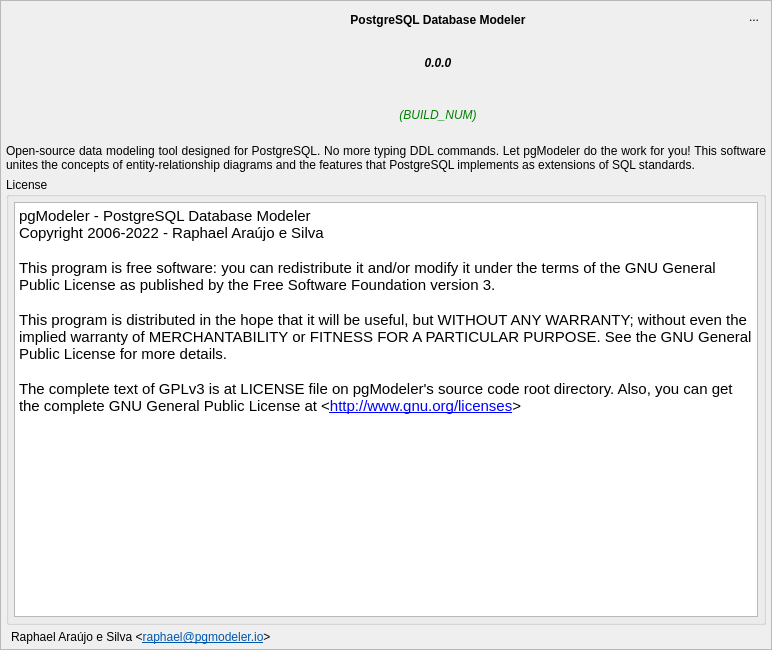
Qt form libs/libgui/ui/widgets/aboutwidget.ui (pgmodeler/pgmodeler) before a commit.
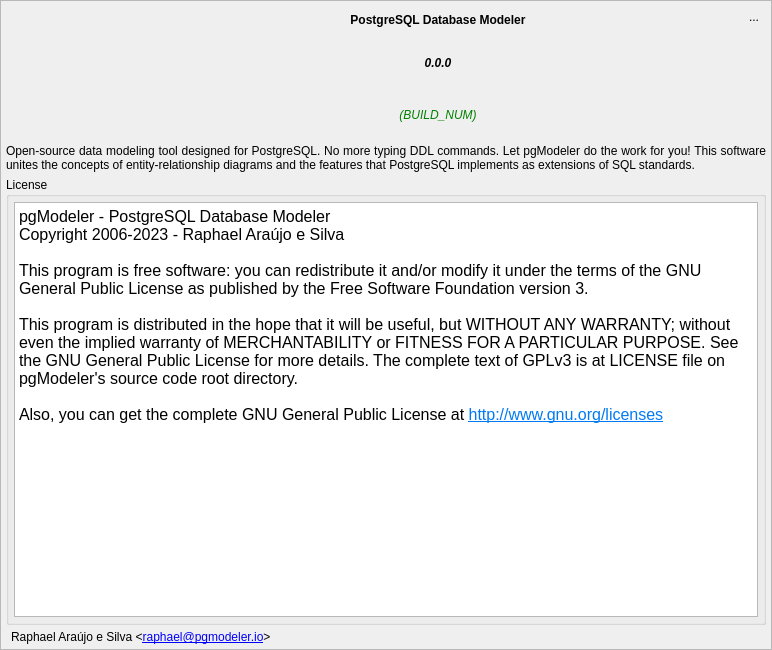
The same form after that commit. Icons and pictures are not drawn.

Commit message: Improving the visibility of some elements in QMenu and AboutWidget

What changed in the file:
```diff
--- a/libs/libgui/ui/widgets/aboutwidget.ui
+++ b/libs/libgui/ui/widgets/aboutwidget.ui
@@ -356,11 +356,11 @@
             <bool>true</bool>
            </property>
            <property name="html">
-            <string notr="true">&lt;!DOCTYPE HTML PUBLIC &quot;-//W3C//DTD HTML 4.0//EN&quot; &quot;http://www.w3.org/TR/REC-html40/strict.dtd&quot;&gt;
+            <string>&lt;!DOCTYPE HTML PUBLIC &quot;-//W3C//DTD HTML 4.0//EN&quot; &quot;http://www.w3.org/TR/REC-html40/strict.dtd&quot;&gt;
 &lt;html&gt;&lt;head&gt;&lt;meta name=&quot;qrichtext&quot; content=&quot;1&quot; /&gt;&lt;meta charset=&quot;utf-8&quot; /&gt;&lt;style type=&quot;text/css&quot;&gt;
 p, li { white-space: pre-wrap; }
 &lt;/style&gt;&lt;/head&gt;&lt;body style=&quot; font-family:'Noto Sans'; font-size:12pt; font-weight:400; font-style:normal;&quot;&gt;
-&lt;p style=&quot; margin-top:12px; margin-bottom:12px; margin-left:0px; margin-right:0px; -qt-block-indent:0; text-indent:0px;&quot;&gt;&lt;span style=&quot; font-family:'Courier'; font-size:11pt;&quot;&gt;pgModeler - PostgreSQL Database Modeler&lt;br /&gt;Copyright 2006-2022 - Raphael Araújo e Silva&lt;br /&gt;&lt;br /&gt;This program is free software: you can redistribute it and/or modify it under the terms of the GNU General Public License as published by the Free Software Foundation version 3.&lt;br /&gt;&lt;br /&gt;This program is distributed in the hope that it will be useful, but WITHOUT ANY WARRANTY; without even the implied warranty of MERCHANTABILITY or FITNESS FOR A PARTICULAR PURPOSE. See the GNU General Public License for more details.&lt;br /&gt;&lt;br /&gt;The complete text of GPLv3 is at LICENSE file on pgModeler's source code root directory. Also, you can get the complete GNU General Public License at &amp;lt;&lt;/span&gt;&lt;a href=&quot;http://www.gnu.org/licenses&quot;&gt;&lt;span style=&quot; font-family:'Courier'; font-size:11pt; text-decoration: underline; color:#0000ff;&quot;&gt;http://www.gnu.org/licenses&lt;/span&gt;&lt;/a&gt;&lt;span style=&quot; font-family:'Courier'; font-size:11pt;&quot;&gt;&amp;gt;&lt;/span&gt;&lt;/p&gt;&lt;/body&gt;&lt;/html&gt;</string>
+&lt;p style=&quot; margin-top:8px; margin-bottom:8px; margin-left:0px; margin-right:0px; -qt-block-indent:0; text-indent:0px;&quot;&gt;pgModeler - PostgreSQL Database Modeler  &lt;br /&gt;Copyright 2006-2023 - Raphael Araújo e Silva  &lt;br /&gt;&lt;br /&gt;This program is free software: you can redistribute it and/or modify it under the terms of the GNU General Public License as published by the Free Software Foundation version 3.  &lt;br /&gt;&lt;br /&gt;This program is distributed in the hope that it will be useful, but WITHOUT ANY WARRANTY; without even the implied warranty of MERCHANTABILITY or FITNESS FOR A PARTICULAR PURPOSE. See the GNU General Public License for more details. The complete text of GPLv3 is at LICENSE file on pgModeler's source code root directory.  &lt;br /&gt;&lt;br /&gt;Also, you can get the complete GNU General Public License at &lt;a href=&quot;http://www.gnu.org/licenses&quot;&gt;&lt;span style=&quot; text-decoration: underline; color:#007af4;&quot;&gt;http://www.gnu.org/licenses&lt;/span&gt;&lt;/a&gt;&lt;/p&gt;&lt;/body&gt;&lt;/html&gt;</string>
            </property>
            <property name="acceptRichText">
             <bool>false</bool>
@@ -437,7 +437,7 @@
            </sizepolicy>
           </property>
           <property name="text">
-           <string>&lt;html&gt;&lt;head/&gt;&lt;body&gt;&lt;p&gt;Raphael Araújo e Silva &amp;lt;&lt;a href=&quot;mailto:raphael@pgmodeler.com.br&quot;&gt;&lt;span style=&quot; text-decoration: underline; color:#0057ae;&quot;&gt;raphael@pgmodeler.io&lt;/span&gt;&lt;/a&gt;&amp;gt;&lt;/p&gt;&lt;/body&gt;&lt;/html&gt;</string>
+           <string>Raphael Araújo e Silva &amp;lt;&lt;a href=&quot;mailto:raphael@pgmodeler.io&quot;&gt;raphael@pgmodeler.io&lt;/a&gt;&amp;gt;</string>
           </property>
           <property name="textFormat">
            <enum>Qt::AutoText</enum>
```
Left out of the diff: 24 changed lines with no effect on the pictures. The commit also changes 2 other files.
